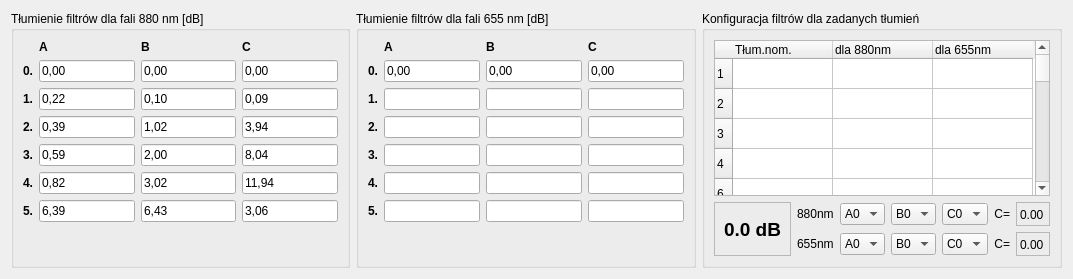
First picture: the form in CzujkiLinioweApp/ustawieniafiltrow.ui, repository wiacekmarcin/CzujkiLiniowe, before the edit.
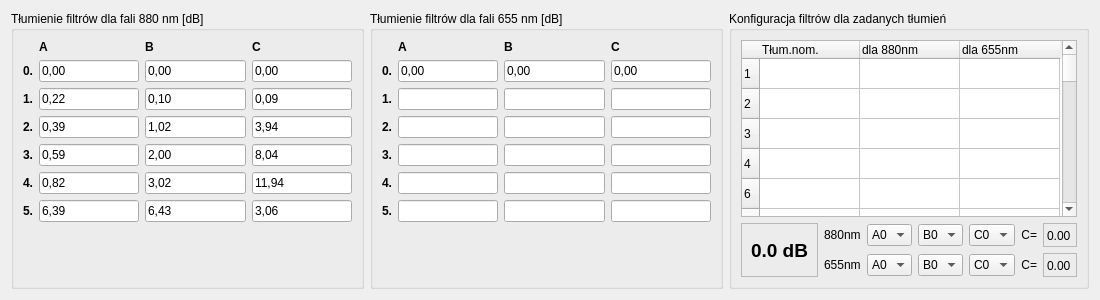
Second picture: the form after the edit.

```diff
--- a/CzujkiLinioweApp/ustawieniafiltrow.ui
+++ b/CzujkiLinioweApp/ustawieniafiltrow.ui
@@ -6,10 +6,22 @@
    <rect>
     <x>0</x>
     <y>0</y>
-    <width>1073</width>
-    <height>279</height>
+    <width>1100</width>
+    <height>300</height>
    </rect>
   </property>
+  <property name="minimumSize">
+   <size>
+    <width>1100</width>
+    <height>300</height>
+   </size>
+  </property>
+  <property name="maximumSize">
+   <size>
+    <width>1920</width>
+    <height>1200</height>
+   </size>
+  </property>
   <property name="windowTitle">
    <string>Form</string>
   </property>
@@ -83,6 +95,7 @@
        <widget class="QLabel" name="head_880C">
         <property name="font">
          <font>
+          <weight>75</weight>
           <bold>true</bold>
          </font>
         </property>
@@ -206,6 +219,7 @@
        <widget class="QLabel" name="head_880A">
         <property name="font">
          <font>
+          <weight>75</weight>
           <bold>true</bold>
          </font>
         </property>
@@ -246,6 +260,7 @@
        <widget class="QLabel" name="head_880B">
         <property name="font">
          <font>
+          <weight>75</weight>
           <bold>true</bold>
          </font>
         </property>
@@ -280,6 +295,7 @@
        <widget class="QLabel" name="row_655_3">
         <property name="font">
          <font>
+          <weight>75</weight>
           <bold>true</bold>
          </font>
         </property>
@@ -292,6 +308,7 @@
        <widget class="QLabel" name="row_655_0">
         <property name="font">
          <font>
+          <weight>75</weight>
           <bold>true</bold>
          </font>
         </property>
@@ -307,6 +324,7 @@
        <widget class="QLabel" name="head_655B">
         <property name="font">
          <font>
+          <weight>75</weight>
           <bold>true</bold>
          </font>
         </property>
@@ -328,6 +346,7 @@
        <widget class="QLabel" name="head_655C">
         <property name="font">
          <font>
+          <weight>75</weight>
           <bold>true</bold>
          </font>
         </property>
@@ -343,6 +362,7 @@
        <widget class="QLabel" name="row_655_2">
         <property name="font">
          <font>
+          <weight>75</weight>
           <bold>true</bold>
          </font>
         </property>
@@ -361,6 +381,7 @@
        <widget class="QLabel" name="head_655A">
         <property name="font">
          <font>
+          <weight>75</weight>
           <bold>true</bold>
          </font>
         </property>
@@ -387,6 +408,7 @@
        <widget class="QLabel" name="row_655_5">
         <property name="font">
          <font>
+          <weight>75</weight>
           <bold>true</bold>
          </font>
         </property>
@@ -399,6 +421,7 @@
        <widget class="QLabel" name="row_655_1">
         <property name="font">
          <font>
+          <weight>75</weight>
           <bold>true</bold>
          </font>
         </property>
@@ -411,6 +434,7 @@
        <widget class="QLabel" name="row_655_4">
         <property name="font">
          <font>
+          <weight>75</weight>
           <bold>true</bold>
          </font>
         </property>
@@ -942,6 +966,7 @@
               <property name="font">
                <font>
                 <pointsize>14</pointsize>
+                <weight>75</weight>
                 <bold>true</bold>
                </font>
               </property>
```
Left out of the diff: 6 changed lines with no effect on the pictures.
